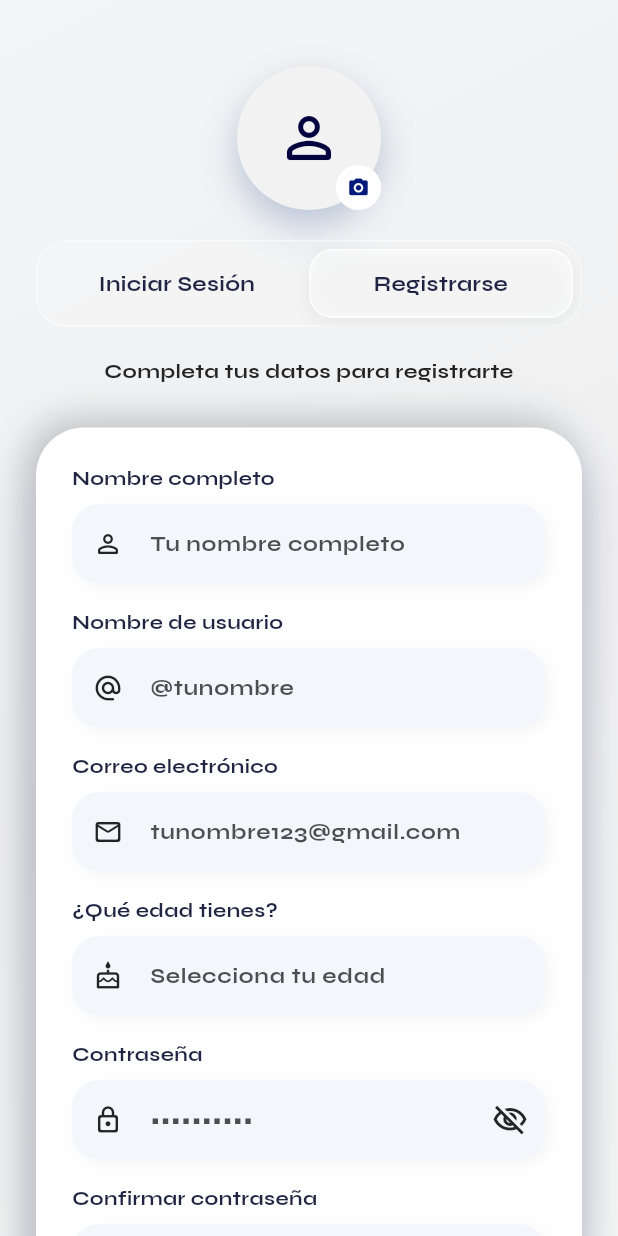
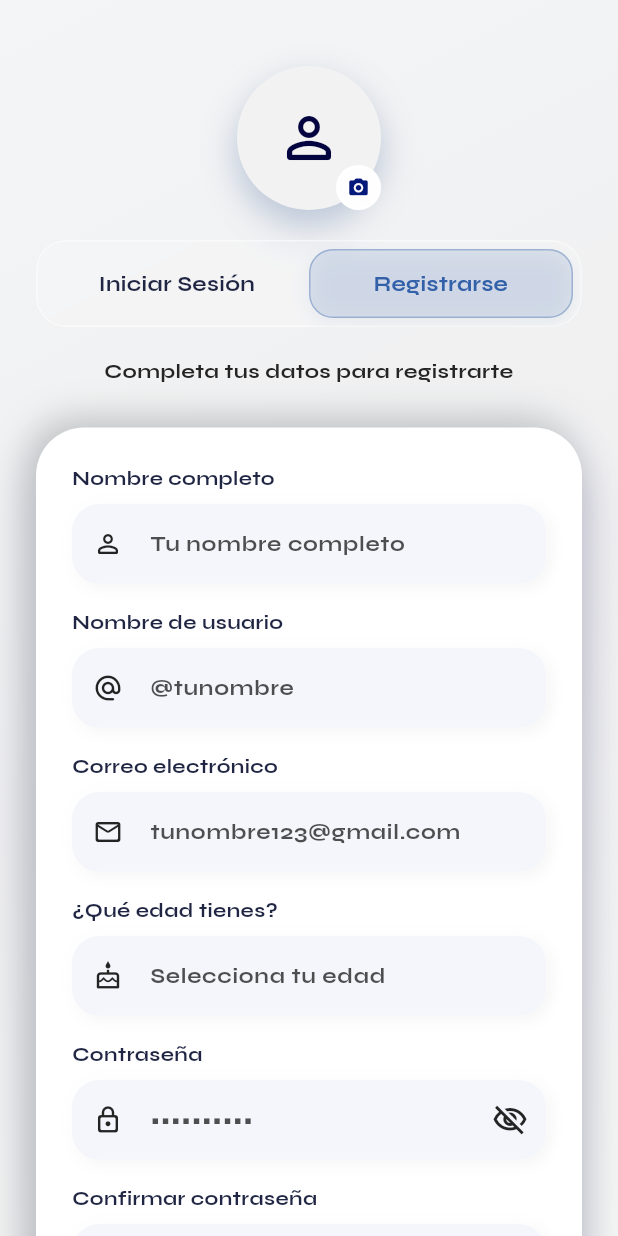
Before and after one commit to Ramon-Lop-Dev/Biomark-AI, a Flutter app: the screen it shows after launch, scrolled down 32 dp, after a tap on "Registrarse", on a phone screen of 412 x 824 dp. Run offline on Flutter 3.47's test engine with Material 3 defaults, Android fonts, the phone set to English and light mode, and no system bars; our stand-ins replace flutter_map, geolocator, image_picker, latlong2; missing offline and left inert: record.

Commit message:
Agregando mejoras en el frontend y nueva pantalla de perfil

```diff
--- a/frontend/flutter/lib/main.dart
+++ b/frontend/flutter/lib/main.dart
@@ -8,7 +8,6 @@ import 'dart:ui';
 import 'loading.dart';
 import 'home_screen.dart';
 import 'forgot_password.dart';
-
 void main() {
   runApp(const MyApp());
 }
@@ -63,6 +62,7 @@ class _LoginScreenState extends State<LoginScreen> {
     if (!_formKey.currentState!.validate()) return;
 
     setState(() => _isLoading = true);
+
     // TODO: aquí va tu lógica real (Firebase Auth, API REST, etc.)
     await Future.delayed(const Duration(seconds: 2));
 
@@ -112,19 +112,107 @@ class _LoginScreenState extends State<LoginScreen> {
                       children: [
                         const SizedBox(height: 28),
                         _buildLogo(),
-                        const SizedBox(height: 24),
+                        const SizedBox(height: 20),
+                        _buildAuthTabs(),
+                        const SizedBox(height: 20),
                         _buildTitle(),
                         const SizedBox(height: 28),
                         _buildFormCard(),
                         const SizedBox(height: 24),
-                        _buildFooter(),
-                        const SizedBox(height: 12),
                       ],
                     ),
                   ),
                 ),
               );
             },
+          ),
+        ),
+      ),
+    );
+  }
+
+  // ---------------- PESTAÑAS INICIAR SESIÓN / REGISTRARSE (glassmorfismo) ----------------
+  Widget _buildAuthTabs() {
+    return ClipRRect(
+      borderRadius: BorderRadius.circular(20),
+      child: BackdropFilter(
+        filter: ImageFilter.blur(sigmaX: 12, sigmaY: 12),
+        child: Container(
+          padding: const EdgeInsets.all(5),
+          decoration: BoxDecoration(
+            color: Colors.white.withValues(alpha: 0.18),
+            borderRadius: BorderRadius.circular(20),
+            border: Border.all(
+              color: Colors.white.withValues(alpha: 0.5),
+              width: 1,
+            ),
+          ),
+          child: Row(
+            children: [
+              Expanded(
+                child: _buildGlassTabItem(
+                  texto: 'Iniciar Sesión',
+                  activo: true,
+                  onTap: () {},
+                ),
+              ),
+              Expanded(
+                child: _buildGlassTabItem(
+                  texto: 'Registrarse',
+                  activo: false,
+                  onTap: () {
+                    Navigator.pushReplacement(
+                      context,
+                      MaterialPageRoute(
+                        builder: (context) => const RegisterScreen(),
+                      ),
+                    );
+                  },
+                ),
+              ),
+            ],
+          ),
+        ),
+      ),
+    );
+  }
+
+  Widget _buildGlassTabItem({
+    required String texto,
+    required bool activo,
+    required VoidCallback onTap,
+  }) {
+    return GestureDetector(
+      onTap: onTap,
+      child: AnimatedContainer(
+        duration: const Duration(milliseconds: 250),
+        padding: const EdgeInsets.symmetric(vertical: 12),
+        alignment: Alignment.center,
+        decoration: BoxDecoration(
+          color: activo
+              ? primaryGreen.withValues(alpha: 0.12)
+              : Colors.transparent,
+          borderRadius: BorderRadius.circular(16),
+          border: activo
+              ? Border.all(color: primaryGreen.withValues(alpha: 0.35), width: 1)
+              : null,
+          boxShadow: activo
+              ? [
+                  BoxShadow(
+                    color: primaryGreen.withValues(alpha: 0.08),
+                    blurRadius: 10,
+                    offset: const Offset(0, 3),
+                  ),
+                ]
+              : [],
+        ),
+        child: Text(
+          texto,
+          textAlign: TextAlign.center,
+          style: TextStyle(
+            color: activo ? primaryGreen : textDark,
+            fontWeight: activo ? FontWeight.w700 : FontWeight.w500,
+            fontSize: 14,
           ),
         ),
       ),
@@ -439,34 +527,4 @@ class _LoginScreenState extends State<LoginScreen> {
       ),
     );
   }
-
-  // ---------------- FOOTER ----------------
-  Widget _buildFooter() {
-    return Row(
-      mainAxisAlignment: MainAxisAlignment.center,
-      children: [
-        Text(
-          '¿No tienes una cuenta? ',
-          style: TextStyle(color: textGray, fontSize: 13),
-        ),
-
-        GestureDetector(
-          onTap: () {
-            Navigator.push(
-              context,
-              MaterialPageRoute(builder: (context) => const RegisterScreen()),
-            );
-          },
-          child: const Text(
-            ' Registrarse',
-            style: TextStyle(
-              color: BiomarkColors.green,
-              fontWeight: FontWeight.w700,
-              fontSize: 14,
-            ),
-          ),
-        ),
-      ],
-    );
-  }
 }
--- a/frontend/flutter/lib/register_screen.dart
+++ b/frontend/flutter/lib/register_screen.dart
@@ -330,15 +330,15 @@ class _RegisterScreenState extends State<RegisterScreen> {
         padding: const EdgeInsets.symmetric(vertical: 12),
         alignment: Alignment.center,
         decoration: BoxDecoration(
-          color: activo ? Colors.white.withOpacity(0.55) : Colors.transparent,
+          color: activo ? accentBlue.withOpacity(0.12) : Colors.transparent,
           borderRadius: BorderRadius.circular(16),
           border: activo
-              ? Border.all(color: Colors.white.withOpacity(0.8), width: 1)
+              ? Border.all(color: accentBlue.withOpacity(0.35), width: 1)
               : null,
           boxShadow: activo
               ? [
                   BoxShadow(
-                    color: Colors.black.withOpacity(0.06),
+                    color: accentBlue.withOpacity(0.08),
                     blurRadius: 10,
                     offset: const Offset(0, 3),
                   ),
@@ -349,7 +349,7 @@ class _RegisterScreenState extends State<RegisterScreen> {
           texto,
           textAlign: TextAlign.center,
           style: TextStyle(
-            color: textDark,
+            color: activo ? accentBlue : textDark,
             fontWeight: activo ? FontWeight.w700 : FontWeight.w500,
             fontSize: 14,
           ),
@@ -714,11 +714,7 @@ class _RegisterScreenState extends State<RegisterScreen> {
         ),
         const SizedBox(width: 12),
         Expanded(
-          child: _socialButton(
-            label: 'Facebook',
-            icon: Icons.facebook_rounded,
-            onTap: () {},
-          ),
+          child: _socialButton(label: 'Apple', icon: Icons.apple, onTap: () {}),
         ),
       ],
     );
```
Also changed, not shown: frontend/flutter/lib/app_shell.dart (+98 -28 lines), frontend/flutter/lib/home_screen.dart (+21 -3 lines), frontend/flutter/lib/profile_screen.dart (added, +275 -0 lines).
